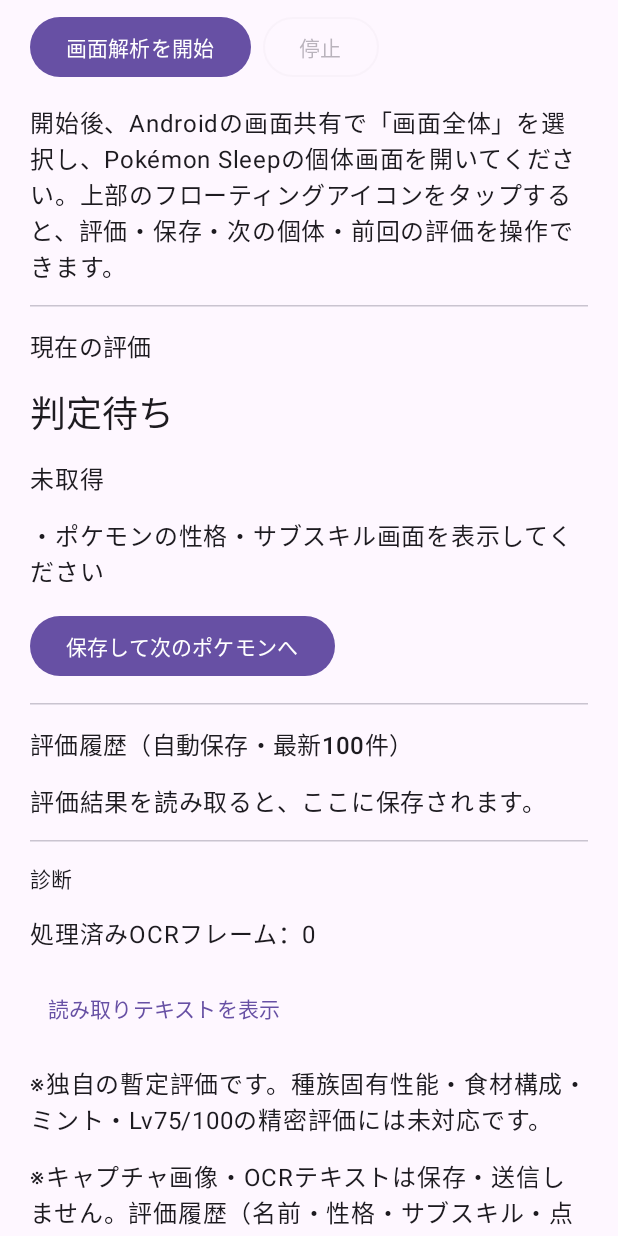
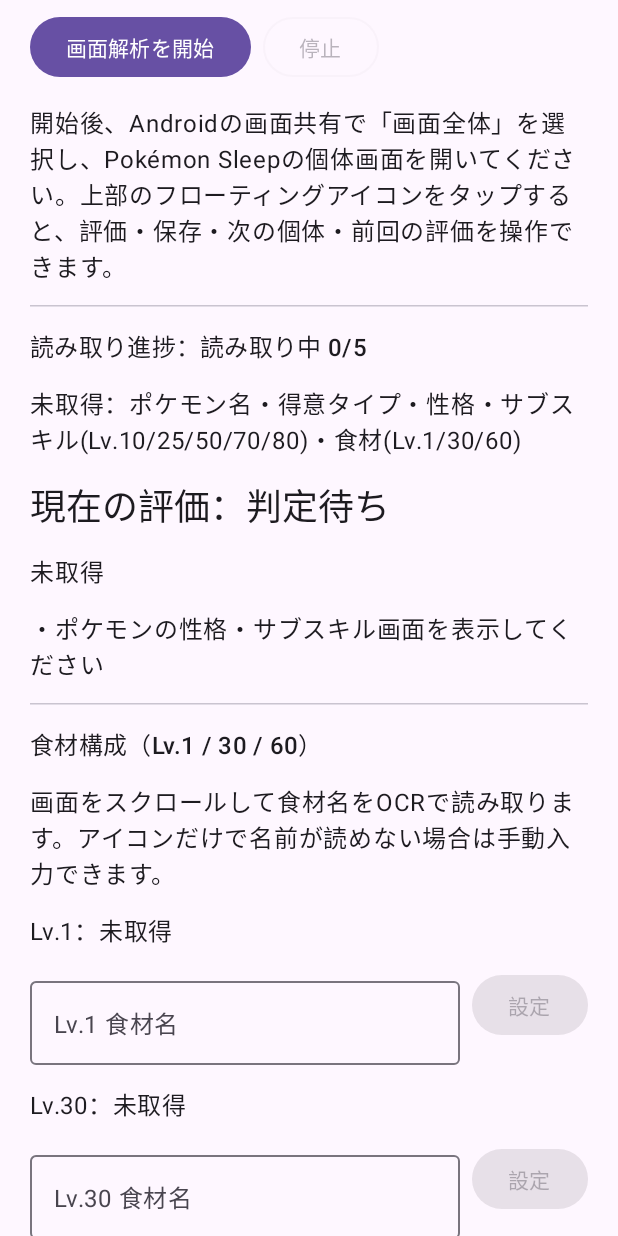
Before and after one commit to automationseDev/PokeSleepRater, an Android app built with Jetpack Compose: the screen it shows after launch (MainActivity), scrolled down 576 dp, on a phone screen of 412 x 824 dp. Run offline under Robolectric (Android 15) with nearby library versions, the phone set to English and light mode, and no system bars; pictures from the network do not load.

Commit message:
feat: display five-field completion checklist and manual fallback for ingredient OCR

```diff
--- a/app/src/main/java/dev/automationse/pokesleeprater/MainActivity.kt
+++ b/app/src/main/java/dev/automationse/pokesleeprater/MainActivity.kt
@@ -16,12 +16,14 @@ import androidx.compose.material3.*
 import androidx.compose.runtime.Composable
 import androidx.compose.runtime.getValue
 import androidx.compose.runtime.mutableStateOf
+import androidx.compose.runtime.mutableStateMapOf
 import androidx.compose.runtime.remember
 import androidx.compose.runtime.setValue
 import androidx.compose.ui.Modifier
 import androidx.compose.ui.unit.dp
 import dev.automationse.pokesleeprater.capture.ScreenCaptureService
 import dev.automationse.pokesleeprater.engine.Specialty
+import dev.automationse.pokesleeprater.engine.IngredientParser
 import dev.automationse.pokesleeprater.ui.LiveState
 import java.text.SimpleDateFormat
 import java.util.Date
@@ -88,6 +90,7 @@ private fun Home(
     var showRaw by remember { mutableStateOf(false) }
     var manualName by remember { mutableStateOf("") }
     var showAllHistory by remember { mutableStateOf(false) }
+    val ingredientInputs = remember { mutableStateMapOf(1 to "", 30 to "", 60 to "") }
     val isOverlayGranted = overlayGranted
     Column(
         modifier = Modifier.fillMaxSize().verticalScroll(rememberScrollState()).padding(20.dp),
@@ -132,10 +135,38 @@ private fun Home(
         }
         Text("開始後、Androidの画面共有で「画面全体」を選択し、Pokémon Sleepの個体画面を開いてください。上部のフローティングアイコンをタップすると、評価・保存・次の個体・前回の評価を操作できます。")
         HorizontalDivider()
-        Text("現在の評価", style = MaterialTheme.typography.titleMedium)
-        Text(LiveState.report.oneLine, style = MaterialTheme.typography.headlineSmall)
+        Text("読み取り進捗：${LiveState.progress.summary}", style = MaterialTheme.typography.titleMedium,
+            color = if (LiveState.progress.complete) MaterialTheme.colorScheme.primary
+                    else MaterialTheme.colorScheme.onSurface)
+        Text(LiveState.progress.guidance)
+        Text("現在の評価：${LiveState.report.oneLine}", style = MaterialTheme.typography.headlineSmall)
         Text(LiveState.report.progress)
         LiveState.report.details.take(8).forEach { Text("・$it") }
+
+        HorizontalDivider()
+        Text("食材構成（Lv.1 / 30 / 60）", style = MaterialTheme.typography.titleMedium)
+        Text("画面をスクロールして食材名をOCRで読み取ります。アイコンだけで名前が読めない場合は手動入力できます。")
+        IngredientParser.ingredientLevels.forEach { level ->
+            val value = LiveState.observation.ingredients.firstOrNull { it.level == level }?.name
+            Text("Lv.$level：${value ?: "未取得"}")
+            Row(horizontalArrangement = Arrangement.spacedBy(8.dp)) {
+                OutlinedTextField(
+                    value = ingredientInputs[level].orEmpty(),
+                    onValueChange = { ingredientInputs[level] = it },
+                    label = { Text("Lv.$level 食材名") },
+                    modifier = Modifier.weight(1f),
+                    singleLine = true,
+                )
+                Button(
+                    onClick = {
+                        LiveState.correctIngredient(level, ingredientInputs[level].orEmpty())
+                        ingredientInputs[level] = ""
+                    },
+                    enabled = ingredientInputs[level]?.isNotBlank() == true,
+                ) { Text("設定") }
+            }
+        }
+        Text("※評価完了は必要情報の取得完了を意味します。食材構成や種族固有性能を数値化した精密スコアではありません。")
         Button(onClick = { LiveState.saveAndNext() }) { Text("保存して次のポケモンへ") }
         if (LiveState.waitingForNext) {
             OutlinedButton(onClick = { LiveState.startAnyway() }) {
@@ -152,7 +183,7 @@ private fun Home(
                 val timestamp = formatter.format(Date(record.savedAt))
                 Text("${record.pokemonName}  ${record.grade} ${record.score}点  " +
                     "${record.role.label} / ${record.nature ?: "性格未確認"}  " +
-                    "スキル${record.slots.size}/5  $timestamp")
+                    "スキル${record.slots.size}/5 / 食材${record.ingredients.size}/3  $timestamp")
             }
             if (LiveState.history.size > 12) {
                 TextButton(onClick = { showAllHistory = !showAllHistory }) {
@@ -173,8 +204,8 @@ private fun Home(
             Text(if (showRaw) "読み取りテキストを隠す" else "読み取りテキストを表示")
         }
         if (showRaw) Text(LiveState.lastRecognizedText.ifEmpty { "まだOCR結果はありません" })
-        Text("※独自の暫定評価です。種族固有性能・食材構成・ミント・Lv75/100の精密評価には未対応です。")
-        Text("※キャプチャ画像・OCRテキストは保存・送信しません。評価履歴（名前・性格・サブスキル・点数のみ）は端末内に保存します。")
+        Text("※独自の暫定評価です。食材構成は取得・保存に対応しましたが、食材構成・種族固有性能・ミントを点数へ反映する精密評価は未対応です。")
+        Text("※画像・生OCRテキストは保存・送信しません。評価履歴（名前・得意タイプ・性格・サブスキル・食材・点数）は端末内に保存します。")
         Text("※ニックネームを付けた個体、同じ種族の個体切替は自動識別できない場合があります。その際は「保存して次へ」を使ってください。")
     }
 }
```
